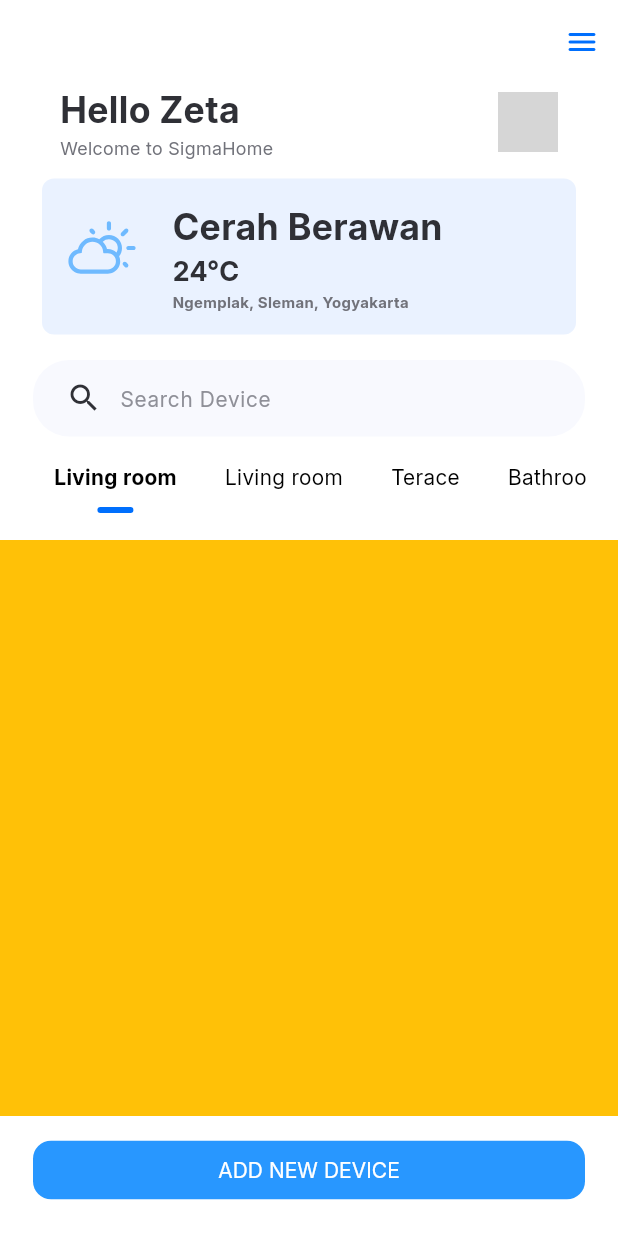
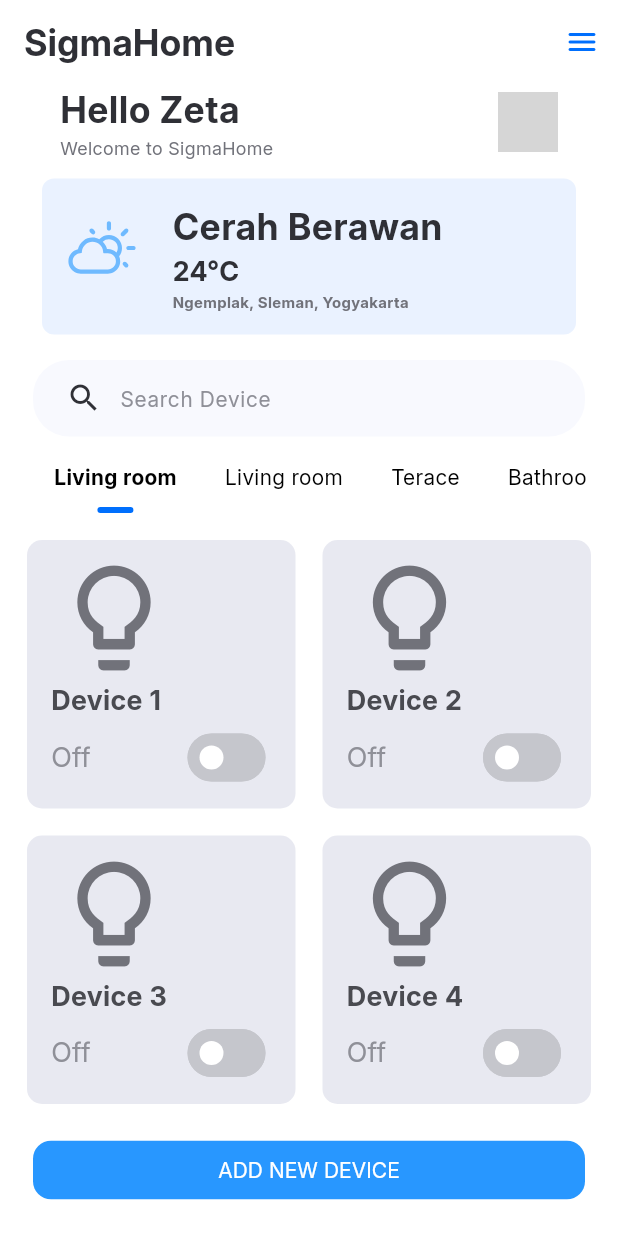
Before and after one commit to Ariyalex/SigmaHome, a Flutter app: the screen it shows after launch, on a phone screen of 412 x 824 dp. Run offline on Flutter 3.47's test engine with Material 3 defaults, Android fonts, the phone set to English and light mode, and no system bars; our stand-ins replace firebase_core, firebase_database, font_awesome_flutter, get, weather_icons; accounts and stored records are empty; generated files the repository leaves out were written again; grey boxes are pictures that could not be loaded.

Commit message:
menambahkan device builder

```diff
--- a/lib/src/screens/home_screen.dart
+++ b/lib/src/screens/home_screen.dart
@@ -2,6 +2,7 @@ import 'package:flutter/material.dart';
 import 'package:get/get.dart';
 import 'package:sigma_home/src/providers/button_provider.dart';
 import 'package:sigma_home/src/theme/theme.dart';
+import 'package:sigma_home/src/widgets/device.dart';
 import 'package:sigma_home/src/widgets/fill_button.dart';
 import 'package:sigma_home/src/widgets/room.dart';
 import 'package:sigma_home/src/widgets/search.dart';
@@ -33,10 +34,16 @@ class HomeScreen extends StatelessWidget {
 
     return Scaffold(
       appBar: AppBar(
+        scrolledUnderElevation: 0,
+        backgroundColor: Colors.transparent,
+        title: const Text(
+          'SigmaHome',
+          style: AppTheme.h1,
+        ),
         actions: [
           IconButton(
             onPressed: () {},
-            icon: Icon(
+            icon: const Icon(
               Icons.menu_rounded,
               color: AppTheme.primaryColor,
             ),
@@ -160,7 +167,22 @@ class HomeScreen extends StatelessWidget {
             ),
             Expanded(
               child: Container(
-                color: Colors.amber,
+                padding: const EdgeInsets.symmetric(horizontal: 18),
+                child: GridView.builder(
+                  gridDelegate: const SliverGridDelegateWithFixedCrossAxisCount(
+                    crossAxisCount: 2,
+                    crossAxisSpacing: 18.0,
+                    mainAxisSpacing: 18.0,
+                    childAspectRatio: 1,
+                  ),
+                  itemCount: 6,
+                  itemBuilder: (context, index) {
+                    return Device(
+                      icon: Icons.lightbulb_outline,
+                      name: "Device ${index + 1}",
+                    );
+                  },
+                ),
               ),
             ),
             Container(
--- a/lib/src/theme/theme.dart
+++ b/lib/src/theme/theme.dart
@@ -9,6 +9,8 @@ abstract final class AppTheme {
   static const sucessColor = Color(0xff298267);
   static const defaultColor = Color(0xffE8E9F1);
   static const onDefaultColor = Color(0xff71727A);
+
+  static const iconColor = Color(0xff2897FF);
 
   static const textColor = Color(0xff2F3036);
   static const defaultTextColor = Color(0xff8F9098);
@@ -61,6 +63,12 @@ abstract final class AppTheme {
     fontWeight: FontWeight.w400,
   );
 
+  static const bodyXL = TextStyle(
+    color: Colors.black,
+    fontSize: 18,
+    fontWeight: FontWeight.w400,
+  );
+
   static ThemeData light = ThemeData(
     useMaterial3: true,
     fontFamily: "Inter",
--- /dev/null
+++ b/lib/src/widgets/device.dart
@@ -0,0 +1,128 @@
+import 'package:flutter/material.dart';
+import 'package:sigma_home/src/theme/theme.dart';
+
+class Device extends StatefulWidget {
+  final bool isOn;
+  final IconData icon;
+  final String name;
+
+  const Device({
+    super.key,
+    this.isOn = false,
+    required this.icon,
+    required this.name,
+  });
+
+  @override
+  State<Device> createState() => _DeviceState();
+}
+
+class _DeviceState extends State<Device> {
+  late bool _isOn;
+
+  @override
+  void initState() {
+    super.initState();
+    _isOn = widget.isOn;
+  }
+
+  @override
+  Widget build(BuildContext context) {
+    return _isOn
+        ? Container(
+            width: 178.50,
+            height: 178.50,
+            padding: const EdgeInsets.symmetric(vertical: 10, horizontal: 16),
+            decoration: BoxDecoration(
+              color: AppTheme.accentColor,
+              borderRadius: BorderRadius.circular(10),
+            ),
+            child: Column(
+              crossAxisAlignment: CrossAxisAlignment.start,
+              mainAxisAlignment: MainAxisAlignment.spaceBetween,
+              children: [
+                Icon(
+                  widget.icon,
+                  color: AppTheme.iconColor,
+                  size: 84,
+                  weight: 3,
+                ),
+                Text(widget.name,
+                    style: AppTheme.h2.copyWith(
+                      color: AppTheme.iconColor,
+                    )),
+                Row(
+                  mainAxisAlignment: MainAxisAlignment.spaceBetween,
+                  children: [
+                    Text(
+                      "On",
+                      style: AppTheme.bodyXL
+                          .copyWith(color: AppTheme.secondaryColor),
+                    ),
+                    Switch(
+                        value: _isOn,
+                        activeTrackColor: AppTheme.secondaryColor,
+                        activeColor: Colors.white,
+                        inactiveTrackColor: const Color(0xffC5C6CC),
+                        inactiveThumbColor: Colors.white,
+                        trackOutlineColor:
+                            WidgetStateProperty.all(AppTheme.secondaryColor),
+                        onChanged: (value) => setState(() {
+                              _isOn = value;
+                            }))
+                  ],
+                )
+              ],
+            ),
+          )
+        : Container(
+            width: 178.50,
+            height: 178.50,
+            padding: const EdgeInsets.symmetric(vertical: 10, horizontal: 16),
+            decoration: BoxDecoration(
+              color: AppTheme.defaultColor,
+              borderRadius: BorderRadius.circular(10),
+            ),
+            child: Column(
+              crossAxisAlignment: CrossAxisAlignment.start,
+              mainAxisAlignment: MainAxisAlignment.spaceBetween,
+              children: [
+                Icon(
+                  widget.icon,
+                  color: AppTheme.onDefaultColor,
+                  size: 84,
+                  weight: 3,
+                ),
+                Text(widget.name,
+                    style: AppTheme.h2.copyWith(
+                      color: const Color(0xff494A50),
+                    )),
+                Row(
+                  mainAxisAlignment: MainAxisAlignment.spaceBetween,
+                  children: [
+                    Text(
+                      "Off",
+                      style: AppTheme.bodyXL
+                          .copyWith(color: AppTheme.defaultTextColor),
+                    ),
+                    Switch(
+                      value: _isOn,
+                      inactiveTrackColor: const Color(0xffC5C6CC),
+                      inactiveThumbColor: Colors.white,
+                      activeTrackColor: AppTheme.secondaryColor,
+                      activeColor: Colors.white,
+                      trackOutlineColor:
+                          WidgetStateProperty.all(const Color(0xffC5C6CC)),
+                      onChanged: (value) => setState(
+                        () {
+                          _isOn = value;
+                        },
+                      ),
+                    )
+                  ],
+                )
+              ],
+            ),
+          );
+  }
+}
```
